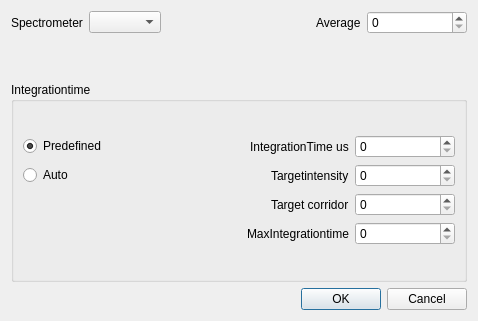
Qt form maxdoas/tfrmspectrconfig.ui (pioupus/maxdoas_app) before a commit.
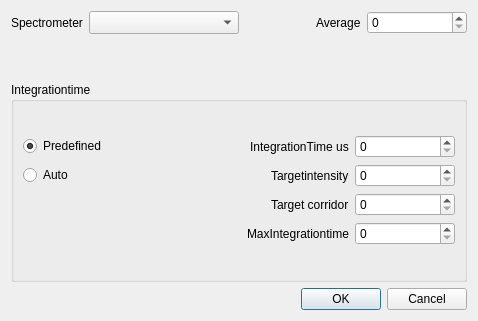
The same form after that commit.

Diff of the .ui file:
```diff
--- a/maxdoas/tfrmspectrconfig.ui
+++ b/maxdoas/tfrmspectrconfig.ui
@@ -29,7 +29,20 @@
         </widget>
        </item>
        <item>
-        <widget class="QComboBox" name="cbSpectrList"/>
+        <widget class="QComboBox" name="cbSpectrList">
+         <property name="sizePolicy">
+          <sizepolicy hsizetype="Preferred" vsizetype="Minimum">
+           <horstretch>0</horstretch>
+           <verstretch>0</verstretch>
+          </sizepolicy>
+         </property>
+         <property name="minimumSize">
+          <size>
+           <width>150</width>
+           <height>0</height>
+          </size>
+         </property>
+        </widget>
        </item>
        <item>
         <spacer name="horizontalSpacer_5">
```
